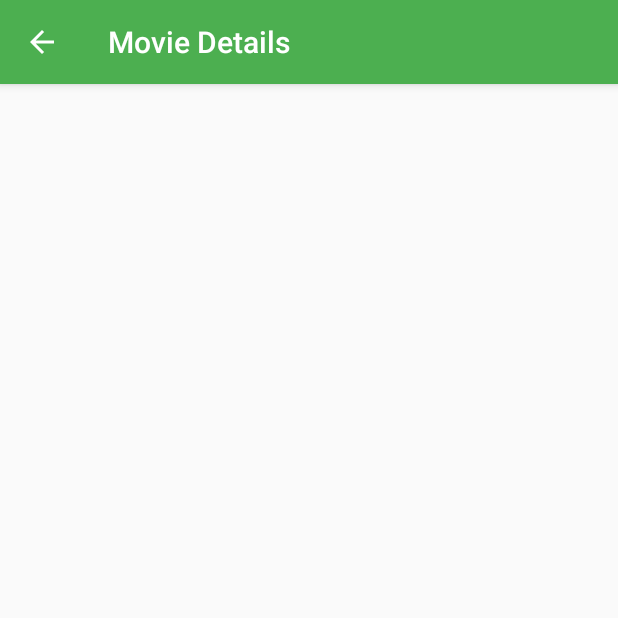
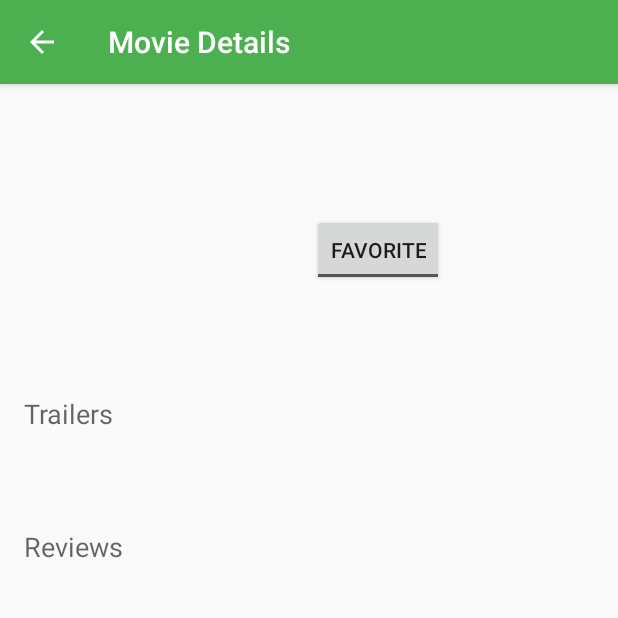
Before and after one commit to demisvero4ever/android-movie, an Android app: the MovieDetailsFragment screen opened directly, with no data from a screen before it, on a phone screen of 412 x 824 dp, the top half of it. Run offline under Robolectric (Android 15) with nearby library versions, the phone set to English and light mode, and no system bars; our stand-ins replace Picasso; pictures from the network do not load.

Commit message:
Added new UI elements to details view.

```diff
--- a/app/src/main/java/com/manpdev/androidnanodegree/popularmov/movie/moviedetails/MovieDetailsFragment.java
+++ b/app/src/main/java/com/manpdev/androidnanodegree/popularmov/movie/moviedetails/MovieDetailsFragment.java
@@ -71,14 +71,10 @@ public class MovieDetailsFragment extends Fragment {
             initTransitionElements();
         }
 
-        return root;
-    }
-
-    @Override
-    public void onStart() {
-        super.onStart();
         if (mMovie != null && !mTwoPanels)
             showMovieDetails();
+
+        return root;
     }
 
     @Override
--- a/app/src/main/java/com/manpdev/androidnanodegree/popularmov/movie/movielist/MovieListActivity.java
+++ b/app/src/main/java/com/manpdev/androidnanodegree/popularmov/movie/movielist/MovieListActivity.java
@@ -8,6 +8,7 @@ import android.os.Bundle;
 import android.support.v4.app.Fragment;
 import android.support.v4.app.FragmentManager;
 import android.support.v7.app.AppCompatActivity;
+import android.transition.Explode;
 import android.transition.Fade;
 import android.transition.Visibility;
 import android.util.Log;
@@ -192,5 +193,6 @@ public class MovieListActivity extends AppCompatActivity implements MovieSelecti
     @TargetApi(Build.VERSION_CODES.LOLLIPOP)
     private void initializeWindowsTransition() {
         getWindow().setExitTransition(new Fade(Visibility.MODE_OUT));
+        getWindow().setReenterTransition(new Explode());
     }
 }
--- a/app/src/main/res/layout/fragment_movie_details.xml
+++ b/app/src/main/res/layout/fragment_movie_details.xml
@@ -41,18 +41,19 @@
             android:id="@+id/iv_movie_poster"
             android:layout_width="@dimen/movie_thumb_with"
             android:layout_height="wrap_content"
-            android:layout_marginLeft="@dimen/dimen_default"
             android:layout_marginTop="@dimen/dimen_double"
             android:adjustViewBounds="true"
             android:contentDescription="@string/movie_poster_description"
             android:scaleType="fitCenter"
-            tools:src="@drawable/ic_no_poster_available" />
+            tools:src="@drawable/ic_no_poster_available"
+            android:layout_marginLeft="@dimen/dimen_default" />
 
         <LinearLayout
             android:layout_width="wrap_content"
             android:layout_height="wrap_content"
             android:layout_marginTop="@dimen/dimen_double"
-            android:orientation="vertical">
+            android:orientation="vertical"
+            android:layout_marginLeft="@dimen/dimen_double">
 
             <TextView
                 android:id="@+id/tv_movie_release_date"
@@ -73,6 +74,15 @@
                 android:textAppearance="?android:attr/textAppearanceSmall"
                 android:layout_gravity="right" />
 
+            <ToggleButton
+                android:layout_width="wrap_content"
+                android:layout_height="wrap_content"
+                android:text="New ToggleButton"
+                android:id="@+id/toggleButton"
+                android:layout_gravity="right"
+                android:textOn="Favorite"
+                android:textOff="Favorite" />
+
         </LinearLayout>
 
         <TextView
@@ -80,9 +90,39 @@
             android:layout_width="wrap_content"
             android:layout_height="wrap_content"
             android:layout_columnSpan="2"
-            android:layout_margin="@dimen/dimen_default"
             tools:text="This is the synopsis of this movie. This is the synopsis of this movie This is the synopsis of this movie This is the synopsis of this movie"
             android:textAppearance="?android:attr/textAppearanceMedium"
-            android:textStyle="italic" />
+            android:textStyle="italic"
+            android:layout_margin="@dimen/dimen_default" />
+
+        <TextView
+            android:layout_width="wrap_content"
+            android:layout_height="wrap_content"
+            android:textAppearance="?android:attr/textAppearanceMedium"
+            android:text="@string/movie_trailers_label"
+            android:id="@+id/tv_movie_trailers_label"
+            android:layout_margin="@dimen/dimen_default" />
+
+        <android.support.v7.widget.RecyclerView
+            android:layout_width="wrap_content"
+            android:layout_height="wrap_content"
+            android:id="@+id/rv_movie_trailers"
+            android:layout_columnSpan="2"
+            android:layout_margin="@dimen/dimen_default" />
+
+        <TextView
+            android:layout_width="wrap_content"
+            android:layout_height="wrap_content"
+            android:textAppearance="?android:attr/textAppearanceMedium"
+            android:text="@string/movie_reviews_label"
+            android:id="@+id/tv_movie_reviews_label"
+            android:layout_margin="@dimen/dimen_default" />
+
+        <android.support.v7.widget.RecyclerView
+            android:layout_width="wrap_content"
+            android:layout_height="wrap_content"
+            android:id="@+id/rv_movie_reviews"
+            android:layout_columnSpan="2"
+            android:layout_margin="@dimen/dimen_default" />
     </GridLayout>
 </ScrollView>
--- a/app/src/main/res/values/strings.xml
+++ b/app/src/main/res/values/strings.xml
@@ -10,4 +10,6 @@
     <string name="movie_details_activity_title">Movie Details</string>
     <string name="movie_poster_resource">movie_poster</string>
     <string name="selection_sub_menu_title">Selection</string>
+    <string name="movie_trailers_label">Trailers</string>
+    <string name="movie_reviews_label">Reviews</string>
 </resources>
```
